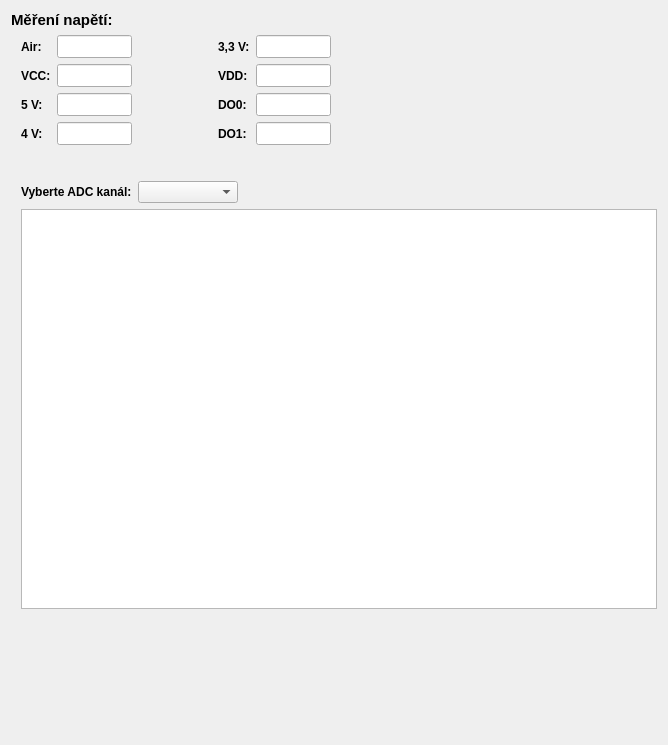
Before: the Qt Designer form dp_app/include/UIs/PQDiagramTab.ui in stejskald/FVE-testing-and-data-processing, drawn with Qt 5.
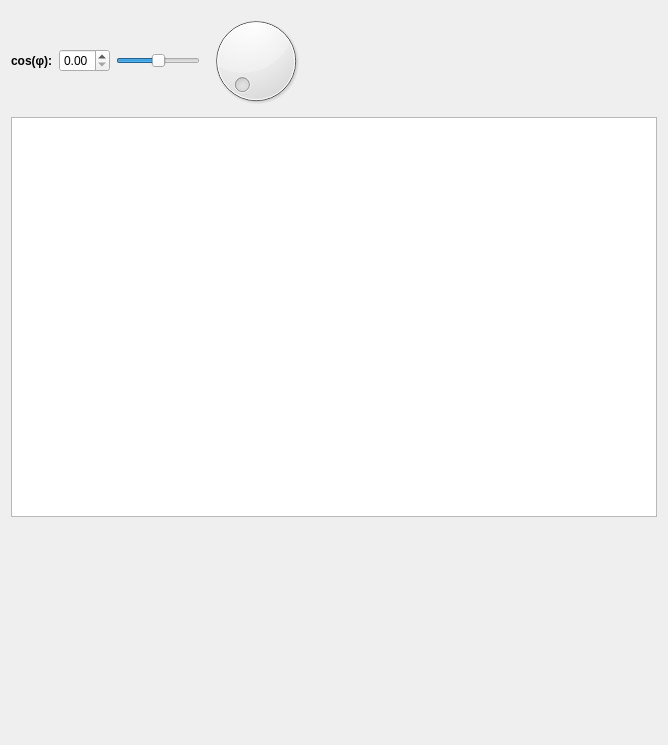
After: the same form once the commit is applied. Custom widgets are drawn as their Qt base class.

Commit message: - PQDiagramTab_ui prepared for implementation of diagram plotting - Plot in XYGraphTab is able to show various data in X and Y axes, however, X axis is primarily for timestamp currently (utilizing the pgTimeAxis.py module)

The edit to the form file:
```diff
--- a/dp_app/include/UIs/PQDiagramTab.ui
+++ b/dp_app/include/UIs/PQDiagramTab.ui
@@ -15,540 +15,88 @@
   </property>
   <layout class="QVBoxLayout" name="verticalLayout">
    <item>
-    <layout class="QVBoxLayout" name="vLayoutDisplayValues">
+    <layout class="QHBoxLayout" name="horizontalLayout">
      <item>
-      <widget class="QLabel" name="labelGroupTitle">
+      <widget class="QLabel" name="labelCosPhi">
+       <property name="sizePolicy">
+        <sizepolicy hsizetype="Minimum" vsizetype="Preferred">
+         <horstretch>0</horstretch>
+         <verstretch>0</verstretch>
+        </sizepolicy>
+       </property>
        <property name="font">
         <font>
-         <pointsize>11</pointsize>
          <bold>true</bold>
         </font>
        </property>
        <property name="text">
-        <string>Měření napětí:</string>
+        <string>cos(φ):</string>
        </property>
-       <property name="margin">
-        <number>2</number>
-       </property>
       </widget>
      </item>
      <item>
-      <layout class="QHBoxLayout" name="hLayoutDisplayValues" stretch="0,0,10">
-       <item>
-        <layout class="QFormLayout" name="formLayoutCh0_3">
-         <property name="sizeConstraint">
-          <enum>QLayout::SetFixedSize</enum>
-         </property>
-         <property name="leftMargin">
-          <number>10</number>
-         </property>
-         <property name="rightMargin">
-          <number>80</number>
-         </property>
-         <item row="0" column="0">
-          <widget class="QLabel" name="label_air">
-           <property name="maximumSize">
-            <size>
-             <width>60</width>
-             <height>16777215</height>
-            </size>
-           </property>
-           <property name="font">
-            <font>
-             <bold>true</bold>
-            </font>
-           </property>
-           <property name="text">
-            <string>Air:</string>
-           </property>
-           <property name="margin">
-            <number>2</number>
-           </property>
-          </widget>
-         </item>
-         <item row="0" column="1">
-          <widget class="QLineEdit" name="lineEdit_air">
-           <property name="minimumSize">
-            <size>
-             <width>75</width>
-             <height>0</height>
-            </size>
-           </property>
-           <property name="maximumSize">
-            <size>
-             <width>75</width>
-             <height>25</height>
-            </size>
-           </property>
-           <property name="font">
-            <font>
-             <pointsize>10</pointsize>
-            </font>
-           </property>
-           <property name="inputMask">
-            <string/>
-           </property>
-           <property name="text">
-            <string/>
-           </property>
-           <property name="maxLength">
-            <number>8</number>
-           </property>
-           <property name="alignment">
-            <set>Qt::AlignRight|Qt::AlignTrailing|Qt::AlignVCenter</set>
-           </property>
-           <property name="readOnly">
-            <bool>true</bool>
-           </property>
-          </widget>
-         </item>
-         <item row="1" column="0">
-          <widget class="QLabel" name="label_vcc">
-           <property name="maximumSize">
-            <size>
-             <width>60</width>
-             <height>16777215</height>
-            </size>
-           </property>
-           <property name="font">
-            <font>
-             <bold>true</bold>
-            </font>
-           </property>
-           <property name="text">
-            <string>VCC:</string>
-           </property>
-           <property name="margin">
-            <number>2</number>
-           </property>
-          </widget>
-         </item>
-         <item row="1" column="1">
-          <widget class="QLineEdit" name="lineEdit_vcc">
-           <property name="minimumSize">
-            <size>
-             <width>75</width>
-             <height>0</height>
-            </size>
-           </property>
-           <property name="maximumSize">
-            <size>
-             <width>75</width>
-             <height>25</height>
-            </size>
-           </property>
-           <property name="font">
-            <font>
-             <pointsize>10</pointsize>
-            </font>
-           </property>
-           <property name="inputMask">
-            <string/>
-           </property>
-           <property name="text">
-            <string/>
-           </property>
-           <property name="maxLength">
-            <number>8</number>
-           </property>
-           <property name="alignment">
-            <set>Qt::AlignRight|Qt::AlignTrailing|Qt::AlignVCenter</set>
-           </property>
-           <property name="readOnly">
-            <bool>true</bool>
-           </property>
-          </widget>
-         </item>
-         <item row="2" column="0">
-          <widget class="QLabel" name="label_5v">
-           <property name="maximumSize">
-            <size>
-             <width>60</width>
-             <height>16777215</height>
-            </size>
-           </property>
-           <property name="font">
-            <font>
-             <bold>true</bold>
-            </font>
-           </property>
-           <property name="text">
-            <string>5 V:</string>
-           </property>
-           <property name="margin">
-            <number>2</number>
-           </property>
-          </widget>
-         </item>
-         <item row="2" column="1">
-          <widget class="QLineEdit" name="lineEdit_5v">
-           <property name="minimumSize">
-            <size>
-             <width>75</width>
-             <height>0</height>
-            </size>
-           </property>
-           <property name="maximumSize">
-            <size>
-             <width>75</width>
-             <height>25</height>
-            </size>
-           </property>
-           <property name="font">
-            <font>
-             <pointsize>10</pointsize>
-            </font>
-           </property>
-           <property name="inputMask">
-            <string/>
-           </property>
-           <property name="text">
-            <string/>
-           </property>
-           <property name="maxLength">
-            <number>8</number>
-           </property>
-           <property name="alignment">
-            <set>Qt::AlignRight|Qt::AlignTrailing|Qt::AlignVCenter</set>
-           </property>
-           <property name="readOnly">
-            <bool>true</bool>
-           </property>
-          </widget>
-         </item>
-         <item row="3" column="0">
-          <widget class="QLabel" name="label_4v">
-           <property name="maximumSize">
-            <size>
-             <width>60</width>
-             <height>16777215</height>
-            </size>
-           </property>
-           <property name="font">
-            <font>
-             <bold>true</bold>
-            </font>
-           </property>
-           <property name="text">
-            <string>4 V:</string>
-           </property>
-           <property name="margin">
-            <number>2</number>
-           </property>
-          </widget>
-         </item>
-         <item row="3" column="1">
-          <widget class="QLineEdit" name="lineEdit_4v">
-           <property name="minimumSize">
-            <size>
-             <width>75</width>
-             <height>0</height>
-            </size>
-           </property>
-           <property name="maximumSize">
-            <size>
-             <width>75</width>
-             <height>25</height>
-            </size>
-           </property>
-           <property name="font">
-            <font>
-             <pointsize>10</pointsize>
-            </font>
-           </property>
-           <property name="inputMask">
-            <string/>
-           </property>
-           <property name="text">
-            <string/>
-           </property>
-           <property name="maxLength">
-            <number>8</number>
-           </property>
-           <property name="alignment">
-            <set>Qt::AlignRight|Qt::AlignTrailing|Qt::AlignVCenter</set>
-           </property>
-           <property name="readOnly">
-            <bool>true</bool>
-           </property>
-          </widget>
-         </item>
-        </layout>
-       </item>
-       <item>
-        <layout class="QFormLayout" name="formLayoutCh4_7">
-         <property name="sizeConstraint">
-          <enum>QLayout::SetFixedSize</enum>
-         </property>
-         <property name="leftMargin">
-          <number>0</number>
-         </property>
-         <property name="rightMargin">
-          <number>0</number>
-         </property>
-         <item row="0" column="0">
-          <widget class="QLabel" name="label_3v3">
-           <property name="maximumSize">
-            <size>
-             <width>60</width>
-             <height>16777215</height>
-            </size>
-           </property>
-           <property name="font">
-            <font>
-             <bold>true</bold>
-            </font>
-           </property>
-           <property name="text">
-            <string>3,3 V:</string>
-           </property>
-           <property name="margin">
-            <number>2</number>
-           </property>
-          </widget>
-         </item>
-         <item row="0" column="1">
-          <widget class="QLineEdit" name="lineEdit_3v3">
-           <property name="minimumSize">
-            <size>
-             <width>75</width>
-             <height>0</height>
-            </size>
-           </property>
-           <property name="maximumSize">
-            <size>
-             <width>75</width>
-             <height>25</height>
-            </size>
-           </property>
-           <property name="font">
-            <font>
-             <pointsize>10</pointsize>
-            </font>
-           </property>
-           <property name="inputMask">
-            <string/>
-           </property>
-           <property name="text">
-            <string/>
-           </property>
-           <property name="maxLength">
-            <number>8</number>
-           </property>
-           <property name="alignment">
-            <set>Qt::AlignRight|Qt::AlignTrailing|Qt::AlignVCenter</set>
-           </property>
-           <property name="readOnly">
-            <bool>true</bool>
-           </property>
-          </widget>
-         </item>
-         <item row="1" column="0">
-          <widget class="QLabel" name="label_vdd">
-           <property name="maximumSize">
-            <size>
-             <width>60</width>
-             <height>16777215</height>
-            </size>
-           </property>
-           <property name="font">
-            <font>
-             <bold>true</bold>
-            </font>
-           </property>
-           <property name="text">
-            <string>VDD:</string>
-           </property>
-           <property name="alignment">
-            <set>Qt::AlignLeading|Qt::AlignLeft|Qt::AlignVCenter</set>
-           </property>
-           <property name="margin">
-            <number>2</number>
-           </property>
-          </widget>
-         </item>
-         <item row="1" column="1">
-          <widget class="QLineEdit" name="lineEdit_vdd">
-           <property name="minimumSize">
-            <size>
-             <width>75</width>
-             <height>0</height>
-            </size>
-           </property>
-           <property name="maximumSize">
-            <size>
-             <width>75</width>
-             <height>25</height>
-            </size>
-           </property>
-           <property name="font">
-            <font>
-             <pointsize>10</pointsize>
-            </font>
-           </property>
-           <property name="inputMask">
-            <string/>
-           </property>
-           <property name="text">
-            <string/>
-           </property>
-           <property name="maxLength">
-            <number>8</number>
-           </property>
-           <property name="alignment">
-            <set>Qt::AlignRight|Qt::AlignTrailing|Qt::AlignVCenter</set>
-           </property>
-           <property name="readOnly">
-            <bool>true</bool>
-           </property>
-           <property name="placeholderText">
-            <string/>
-           </property>
-          </widget>
-         </item>
-         <item row="2" column="0">
-          <widget class="QLabel" name="label_do0">
-           <property name="maximumSize">
-            <size>
-             <width>60</width>
-             <height>16777215</height>
-            </size>
-           </property>
-           <property name="font">
-            <font>
-             <bold>true</bold>
-            </font>
-           </property>
-           <property name="text">
-            <string>DO0:</string>
-           </property>
-           <property name="margin">
-            <number>2</number>
-           </property>
-          </widget>
-         </item>
-         <item row="2" column="1">
-          <widget class="QLineEdit" name="lineEdit_do0">
-           <property name="minimumSize">
-            <size>
-             <width>75</width>
-             <height>0</height>
-            </size>
-           </property>
-           <property name="maximumSize">
-            <size>
-             <width>75</width>
-             <height>25</height>
-            </size>
-           </property>
-           <property name="font">
-            <font>
-             <pointsize>10</pointsize>
-            </font>
-           </property>
-           <property name="inputMask">
-            <string/>
-           </property>
-           <property name="text">
-            <string/>
-           </property>
-           <property name="maxLength">
-            <number>8</number>
-           </property>
-           <property name="alignment">
-            <set>Qt::AlignRight|Qt::AlignTrailing|Qt::AlignVCenter</set>
-           </property>
-           <property name="readOnly">
-            <bool>true</bool>
-           </property>
-          </widget>
-         </item>
-         <item row="3" column="0">
-          <widget class="QLabel" name="label_do1">
-           <property name="maximumSize">
-            <size>
-             <width>60</width>
-             <height>16777215</height>
-            </size>
-           </property>
-           <property name="font">
-            <font>
-             <bold>true</bold>
-            </font>
-           </property>
-           <property name="text">
-            <string>DO1:</string>
-           </property>
-           <property name="margin">
-            <number>2</number>
-           </property>
-          </widget>
-         </item>
-         <item row="3" column="1">
-          <widget class="QLineEdit" name="lineEdit_do1">
-           <property name="minimumSize">
-            <size>
-             <width>75</width>
-             <height>0</height>
-            </size>
-           </property>
-           <property name="maximumSize">
-            <size>
-             <width>75</width>
-             <height>25</height>
-            </size>
-           </property>
-           <property name="font">
-            <font>
-             <pointsize>10</pointsize>
-            </font>
-           </property>
-           <property name="inputMask">
-            <string/>
-           </property>
-           <property name="text">
-            <string/>
-           </property>
-           <property name="maxLength">
-            <number>8</number>
-           </property>
-           <property name="alignment">
-            <set>Qt::AlignRight|Qt::AlignTrailing|Qt::AlignVCenter</set>
-           </property>
-           <property name="readOnly">
-            <bool>true</bool>
-           </property>
-          </widget>
-         </item>
-        </layout>
-       </item>
-       <item>
-        <spacer name="hSpacerDispValsRight">
-         <property name="orientation">
-          <enum>Qt::Horizontal</enum>
-         </property>
-         <property name="sizeHint" stdset="0">
-          <size>
-           <width>40</width>
-           <height>20</height>
-          </size>
-         </property>
-        </spacer>
-       </item>
-      </layout>
+      <widget class="QDoubleSpinBox" name="dblSpinBoxCosPhi">
+       <property name="sizePolicy">
+        <sizepolicy hsizetype="Preferred" vsizetype="Fixed">
+         <horstretch>0</horstretch>
+         <verstretch>0</verstretch>
+        </sizepolicy>
+       </property>
+       <property name="maximum">
+        <double>1.000000000000000</double>
+       </property>
+       <property name="singleStep">
+        <double>0.010000000000000</double>
+       </property>
+      </widget>
      </item>
      <item>
-      <spacer name="vSpacerMid">
+      <widget class="QSlider" name="horizontalSlider">
+       <property name="sizePolicy">
+        <sizepolicy hsizetype="Preferred" vsizetype="Fixed">
+         <horstretch>0</horstretch>
+         <verstretch>0</verstretch>
+        </sizepolicy>
+       </property>
+       <property name="maximum">
+        <number>100</number>
+       </property>
+       <property name="singleStep">
+        <number>1</number>
+       </property>
+       <property name="pageStep">
+        <number>10</number>
+       </property>
+       <property name="value">
+        <number>50</number>
+       </property>
+       <property name="sliderPosition">
+        <number>50</number>
+       </property>
        <property name="orientation">
-        <enum>Qt::Vertical</enum>
+        <enum>Qt::Horizontal</enum>
        </property>
-       <property name="sizeType">
-        <enum>QSizePolicy::Fixed</enum>
+      </widget>
+     </item>
+     <item>
+      <widget class="QDial" name="dialCosPhi">
+       <property name="sizePolicy">
+        <sizepolicy hsizetype="Preferred" vsizetype="Preferred">
+         <horstretch>0</horstretch>
+         <verstretch>0</verstretch>
+        </sizepolicy>
+       </property>
+      </widget>
+     </item>
+     <item>
+      <spacer name="horizontalSpacer">
+       <property name="orientation">
+        <enum>Qt::Horizontal</enum>
        </property>
        <property name="sizeHint" stdset="0">
         <size>
-         <width>20</width>
-         <height>30</height>
+         <width>40</width>
+         <height>20</height>
         </size>
        </property>
       </spacer>
@@ -556,56 +104,20 @@
     </layout>
    </item>
    <item>
-    <layout class="QVBoxLayout" name="vLayoutGraph">
-     <property name="leftMargin">
-      <number>10</number>
+    <widget class="PlotWidget" name="PQGraph">
+     <property name="minimumSize">
+      <size>
+       <width>0</width>
+       <height>400</height>
+      </size>
      </property>
-     <item>
-      <layout class="QFormLayout" name="formLayoutChnlSel">
-       <property name="leftMargin">
-        <number>0</number>
-       </property>
-       <item row="0" column="0">
-        <widget class="QLabel" name="labelChnlSel">
-         <property name="font">
-          <font>
-           <bold>true</bold>
-          </font>
-         </property>
-         <property name="text">
-          <string>Vyberte ADC kanál:</string>
-         </property>
-        </widget>
-       </item>
-       <item row="0" column="1">
-        <widget class="QComboBox" name="comboBoxChannelSelect">
-         <property name="maximumSize">
-          <size>
-           <width>100</width>
-           <height>16777215</height>
-          </size>
-         </property>
-        </widget>
-       </item>
-      </layout>
-     </item>
-     <item>
-      <widget class="PlotWidget" name="PQGraph">
-       <property name="minimumSize">
-        <size>
-         <width>0</width>
-         <height>400</height>
-        </size>
-       </property>
-       <property name="maximumSize">
-        <size>
-         <width>16777215</width>
-         <height>500</height>
-        </size>
-       </property>
-      </widget>
-     </item>
-    </layout>
+     <property name="maximumSize">
+      <size>
+       <width>16777215</width>
+       <height>500</height>
+      </size>
+     </property>
+    </widget>
    </item>
    <item>
     <spacer name="vSpacerBot">
```
The commit also changes 7 other files.
